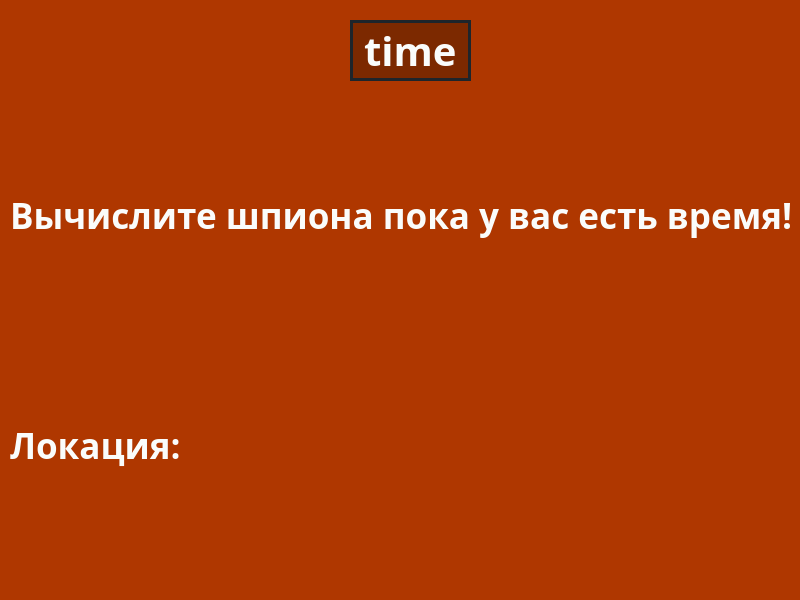
Qt form screens/game.ui (ZinixZay/Game_Center) before a commit.
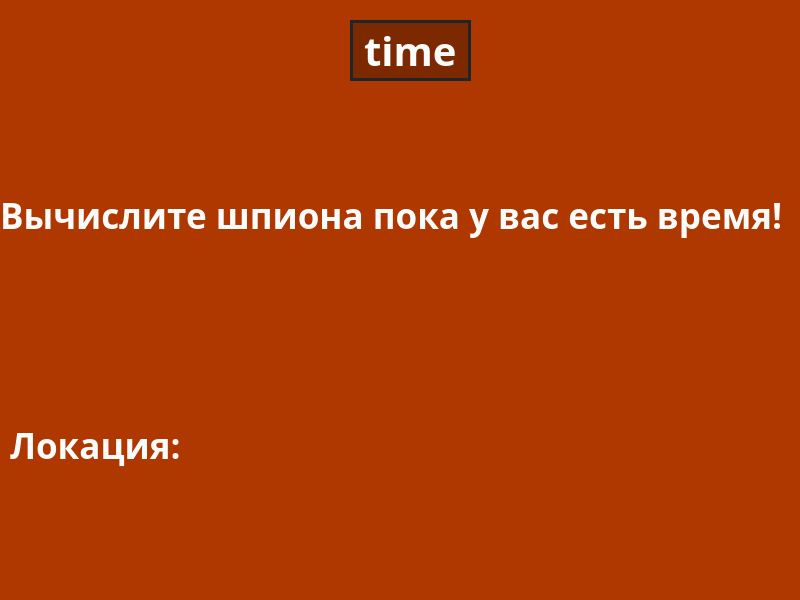
The same form after that commit.

Commit message: game menu done

What changed in the file:
```diff
--- a/screens/game.ui
+++ b/screens/game.ui
@@ -47,9 +47,9 @@
    <widget class="QLabel" name="labelAddition">
     <property name="geometry">
      <rect>
-      <x>10</x>
+      <x>0</x>
       <y>90</y>
-      <width>781</width>
+      <width>801</width>
       <height>251</height>
      </rect>
     </property>
@@ -74,7 +74,7 @@
      <rect>
       <x>10</x>
       <y>350</y>
-      <width>241</width>
+      <width>781</width>
       <height>191</height>
      </rect>
     </property>
```
